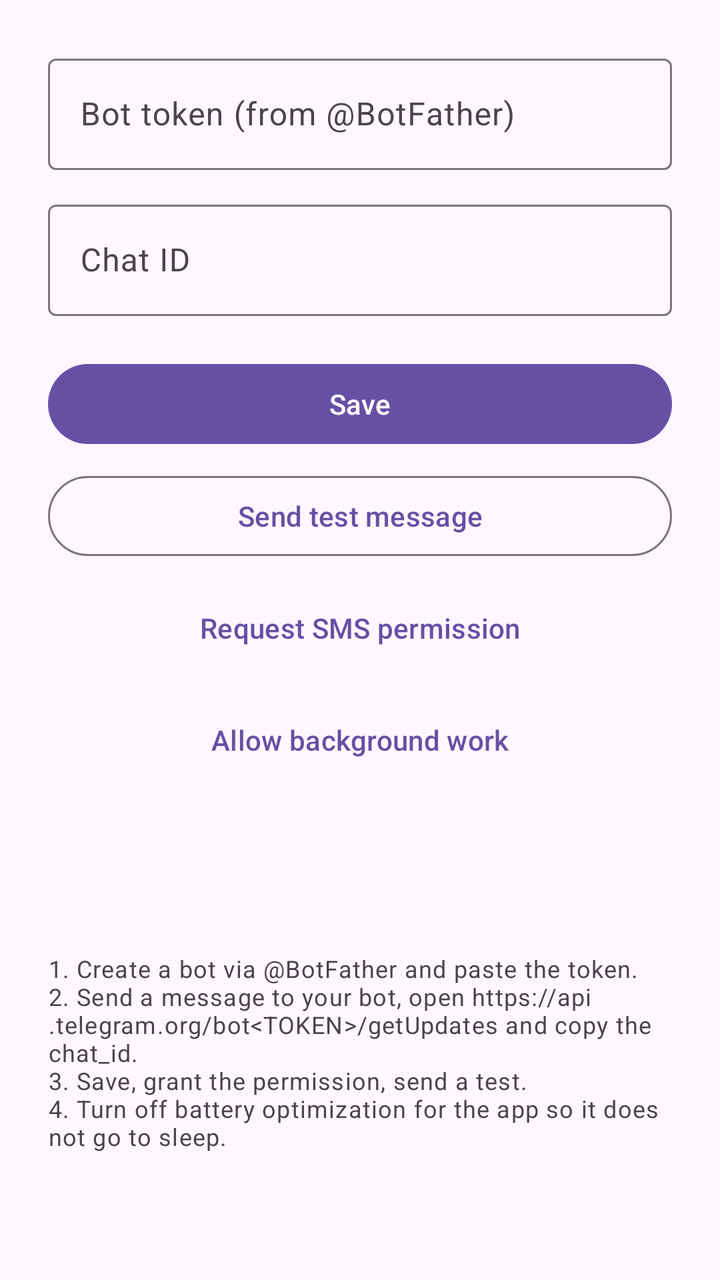
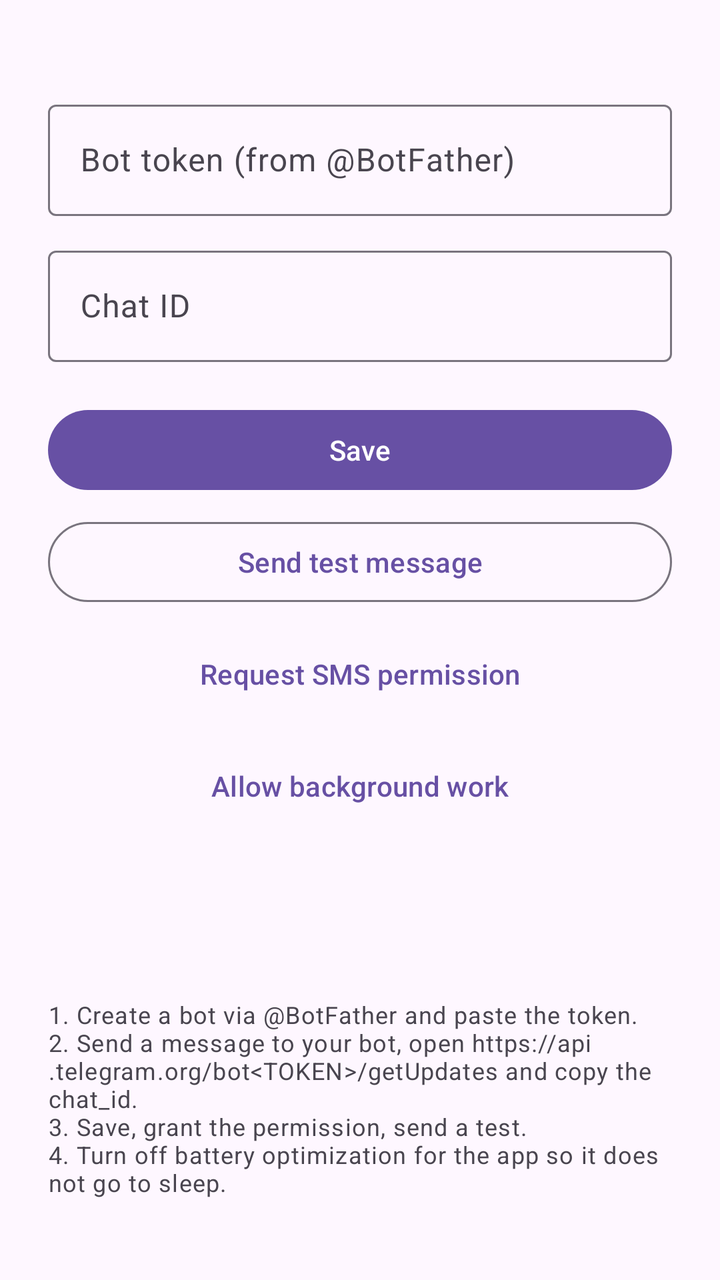

Two renders of the same Android screen: before a commit and after it. Below are the layout's source before the change and the commit's diff.
<!-- AndroidManifest.xml: application theme Theme.Material3.DayNight -->
<!-- res/layout/activity_main.xml -->
<?xml version="1.0" encoding="utf-8"?>
<ScrollView xmlns:android="http://schemas.android.com/apk/res/android"
    android:layout_width="match_parent"
    android:layout_height="match_parent"
    android:fillViewport="true">

    <LinearLayout
        android:layout_width="match_parent"
        android:layout_height="wrap_content"
        android:orientation="vertical"
        android:padding="24dp">

        <com.google.android.material.textfield.TextInputLayout
            android:layout_width="match_parent"
            android:layout_height="wrap_content"
            android:hint="@string/hint_token">

            <com.google.android.material.textfield.TextInputEditText
                android:id="@+id/tokenInput"
                android:layout_width="match_parent"
                android:layout_height="wrap_content"
                android:inputType="text"
                android:maxLines="1" />
        </com.google.android.material.textfield.TextInputLayout>

        <com.google.android.material.textfield.TextInputLayout
            android:layout_width="match_parent"
            android:layout_height="wrap_content"
            android:layout_marginTop="12dp"
            android:hint="@string/hint_chat_id">

            <com.google.android.material.textfield.TextInputEditText
                android:id="@+id/chatIdInput"
                android:layout_width="match_parent"
                android:layout_height="wrap_content"
                android:inputType="text"
                android:maxLines="1" />
        </com.google.android.material.textfield.TextInputLayout>

        <com.google.android.material.button.MaterialButton
            android:id="@+id/saveButton"
            android:layout_width="match_parent"
            android:layout_height="wrap_content"
            android:layout_marginTop="20dp"
            android:text="@string/action_save" />

        <com.google.android.material.button.MaterialButton
            android:id="@+id/testButton"
            style="@style/Widget.Material3.Button.OutlinedButton"
            android:layout_width="match_parent"
            android:layout_height="wrap_content"
            android:layout_marginTop="8dp"
            android:text="@string/action_test" />

        <com.google.android.material.button.MaterialButton
            android:id="@+id/grantButton"
            style="@style/Widget.Material3.Button.TextButton"
            android:layout_width="match_parent"
            android:layout_height="wrap_content"
            android:layout_marginTop="8dp"
            android:text="@string/action_grant" />

        <com.google.android.material.button.MaterialButton
            android:id="@+id/batteryButton"
            style="@style/Widget.Material3.Button.TextButton"
            android:layout_width="match_parent"
            android:layout_height="wrap_content"
            android:layout_marginTop="8dp"
            android:text="@string/action_battery" />

        <TextView
            android:id="@+id/permissionStatus"
            android:layout_width="wrap_content"
            android:layout_height="wrap_content"
            android:layout_marginTop="16dp"
            android:textAppearance="?attr/textAppearanceBodyMedium" />

        <TextView
            android:id="@+id/batteryStatus"
            android:layout_width="wrap_content"
            android:layout_height="wrap_content"
            android:layout_marginTop="4dp"
            android:textAppearance="?attr/textAppearanceBodyMedium" />

        <TextView
            android:layout_width="wrap_content"
            android:layout_height="wrap_content"
            android:layout_marginTop="24dp"
            android:text="@string/help_text"
            android:textAppearance="?attr/textAppearanceBodySmall" />

    </LinearLayout>
</ScrollView>
<!-- resources referenced by this layout -->
<resources>
  <string name="action_battery">Allow background work</string>
  <string name="action_grant">Request SMS permission</string>
  <string name="action_save">Save</string>
  <string name="action_test">Send test message</string>
  <string name="help_text">1. Create a bot via @BotFather and paste the token.\n2. Send a message to your bot, open https://api.telegram.org/bot&lt;TOKEN&gt;/getUpdates and copy the chat_id.\n3. Save, grant the permission, send a test.\n4. Turn off battery optimization for the app so it does not go to sleep.</string>
  <string name="hint_chat_id">Chat ID</string>
  <string name="hint_token">Bot token (from @BotFather)</string>
</resources>

<!-- the commit's change to res/layout/activity_main.xml (unified diff, before → after) -->
@@ -9,6 +9,22 @@
         android:layout_height="wrap_content"
         android:orientation="vertical"
         android:padding="24dp">
+
+        <TextView
+            android:id="@+id/connectionStatus"
+            android:layout_width="wrap_content"
+            android:layout_height="wrap_content"
+            android:layout_marginBottom="4dp"
+            android:textAppearance="?attr/textAppearanceBodyMedium" />
+
+        <com.google.android.material.button.MaterialButton
+            android:id="@+id/checkButton"
+            style="@style/Widget.Material3.Button.TextButton"
+            android:layout_width="match_parent"
+            android:layout_height="wrap_content"
+            android:layout_marginBottom="12dp"
+            android:text="@string/action_check"
+            android:visibility="gone" />
 
         <com.google.android.material.textfield.TextInputLayout
             android:layout_width="match_parent"
<!-- resource entries referenced after the edit -->
@@ -1,6 +1,7 @@
 <!-- resources referenced by this layout -->
 <resources>
   <string name="action_battery">Allow background work</string>
+  <string name="action_check">Check connection</string>
   <string name="action_grant">Request SMS permission</string>
   <string name="action_save">Save</string>
   <string name="action_test">Send test message</string>
